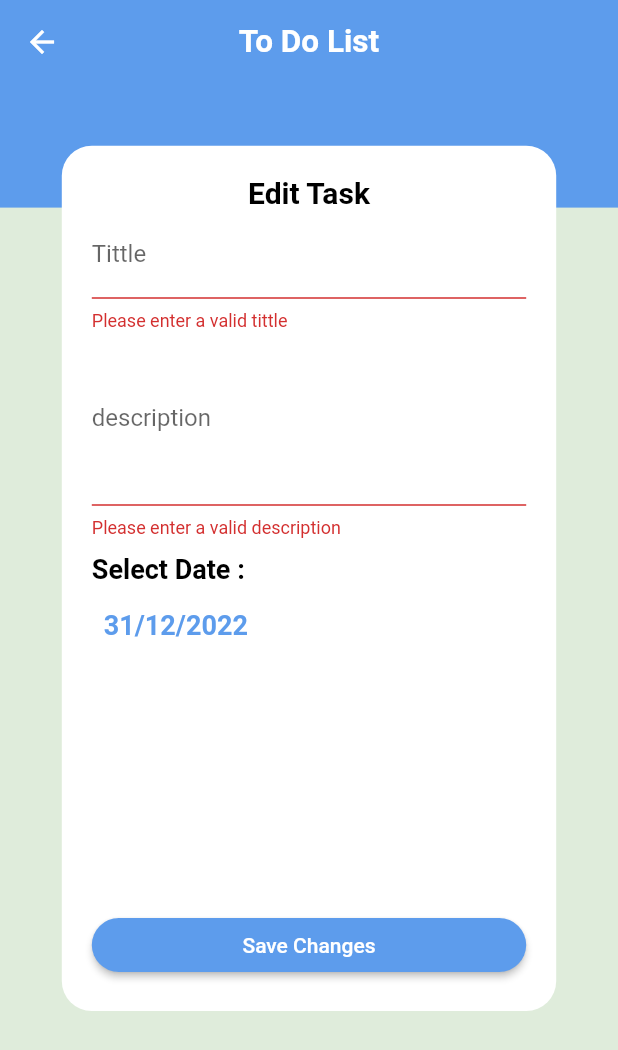
After one commit to NaghamAbdelrahman/todo, a Flutter app: the EditTaskScreen screen opened by its route, after a tap on "Save Changes", on a phone screen of 412 x 824 dp. The commit adds this screen. Shown: the top 1050 px of the screen. Run offline on Flutter 3.47's test engine with Material 2 defaults, Android fonts, the phone set to English and light mode, and no system bars; our stand-ins replace calendar_timeline, cloud_firestore, firebase_core, flutter_slidable; accounts and stored records are empty.

Commit message:
added edit task screen added isDone task

```diff
--- a/lib/database/my_database.dart
+++ b/lib/database/my_database.dart
@@ -34,8 +34,21 @@ class MyDatabase {
     return taskDoc.delete();
   }
 
-  static markAsDone(Task task) {
-    task.isDone = true;
-    getTasksCollection().doc(task.id).set(task);
+  static Future<void> restoreTask(Task task) {
+    var taskDoc = getTasksCollection().doc(task.id);
+    return taskDoc.set(task);
+  }
+
+  static Future<void> markAsDone(Task task) {
+    task.isDone = !task.isDone;
+    return getTasksCollection().doc(task.id).set(task);
+  }
+
+  static Future<void> updateTask(
+      Task task, String updateTittle, String updateDesc, DateTime newDate) {
+    task.tittle = updateTittle;
+    task.description = updateDesc;
+    task.dateTime = MyDateUtils.extractDateOnly(newDate);
+    return getTasksCollection().doc(task.id).set(task);
   }
 }
--- a/lib/main.dart
+++ b/lib/main.dart
@@ -1,5 +1,6 @@
 import 'package:firebase_core/firebase_core.dart';
 import 'package:flutter/material.dart';
+import 'package:todo/ui/edit_task_screen.dart';
 import 'package:todo/ui/home/home_screen.dart';
 import 'package:todo/ui/my_theme.dart';
 
@@ -16,8 +17,12 @@ class MyApp extends StatelessWidget {
   Widget build(BuildContext context) {
     return MaterialApp(
       theme: MyTheme.lightTheme,
-      routes: {HomeScreen.routeName: (_) => HomeScreen()},
+      routes: {
+        HomeScreen.routeName: (_) => HomeScreen(),
+        EditTaskScreen.routeName: (_) => EditTaskScreen()
+      },
       initialRoute: HomeScreen.routeName,
+      debugShowCheckedModeBanner: false,
     );
   }
 }
--- /dev/null
+++ b/lib/ui/edit_task_screen.dart
@@ -0,0 +1,178 @@
+import 'package:flutter/material.dart';
+import 'package:todo/database/my_database.dart';
+import 'package:todo/database/task.dart';
+
+import '../utils/date_utils.dart';
+
+class EditTaskScreen extends StatefulWidget {
+  static String routeName = 'editTak';
+
+  @override
+  State<EditTaskScreen> createState() => _EditTaskScreenState();
+}
+
+class _EditTaskScreenState extends State<EditTaskScreen> {
+  var formKey = GlobalKey<FormState>();
+  var tittleController = TextEditingController();
+  var descriptionController = TextEditingController();
+  var selectedDate = DateTime.now();
+  late Task task;
+
+  @override
+  void initState() {
+    // TODO: implement initState
+    super.initState();
+    WidgetsBinding.instance.addPostFrameCallback((_) {
+      task = ModalRoute.of(context)?.settings.arguments as Task;
+      tittleController.text = task.tittle;
+      descriptionController.text = task.description;
+      selectedDate = task.dateTime;
+      setState(() {});
+    });
+  }
+
+  @override
+  Widget build(BuildContext context) {
+    var screenSize = MediaQuery.of(context).size;
+
+    return Scaffold(
+      resizeToAvoidBottomInset: false,
+      appBar: AppBar(
+        title: Text('To Do List'),
+      ),
+      body: Column(
+        children: [
+          Stack(
+            children: [
+              Container(
+                height: screenSize.height * 0.1,
+                color: Theme.of(context).primaryColor,
+              ),
+              Center(
+                child: Container(
+                  height: screenSize.height * 0.7,
+                  width: screenSize.width * 0.8,
+                  margin: EdgeInsets.only(top: screenSize.height * 0.05),
+                  padding: const EdgeInsets.all(20),
+                  decoration: BoxDecoration(
+                      color: Colors.white,
+                      borderRadius: BorderRadius.circular(20)),
+                  child: Form(
+                    key: formKey,
+                    child: Column(
+                      crossAxisAlignment: CrossAxisAlignment.stretch,
+                      children: [
+                        Text(
+                          'Edit Task',
+                          textAlign: TextAlign.center,
+                          style: Theme.of(context).textTheme.headline5,
+                        ),
+                        TextFormField(
+                            validator: (input) {
+                              if (input == null || input.trim().isEmpty) {
+                                return 'Please enter a valid tittle';
+                              }
+                              return null;
+                            },
+                            controller: tittleController,
+                            decoration: InputDecoration(
+                              labelText: 'Tittle',
+                            )),
+                        TextFormField(
+                            validator: (input) {
+                              if (input == null || input.trim().isEmpty) {
+                                return 'Please enter a valid description';
+                              }
+                              return null;
+                            },
+                            controller: descriptionController,
+                            maxLines: 4,
+                            minLines: 4,
+                            decoration: InputDecoration(
+                              labelText: 'description',
+                            )),
+                        SizedBox(
+                          height: 10,
+                        ),
+                        Text(
+                          'Select Date :',
+                          style: Theme.of(context).textTheme.headline6,
+                        ),
+                        SizedBox(
+                          height: 8,
+                        ),
+                        Padding(
+                          padding: const EdgeInsets.all(8.0),
+                          child: InkWell(
+                              onTap: () {
+                                showTaskDatePicker();
+                              },
+                              child: Text(
+                                  '${MyDateUtils.formatTaskDate(selectedDate)}',
+                                  style: Theme.of(context)
+                                      .textTheme
+                                      .headline6
+                                      ?.copyWith(
+                                          color:
+                                              Theme.of(context).primaryColor))),
+                        ),
+                        Spacer(),
+                        ElevatedButton(
+                            onPressed: () {
+                              updateTask();
+                            },
+                            child: Text('Save Changes'),
+                            style: ButtonStyle(
+                              shape: MaterialStateProperty.all<
+                                      RoundedRectangleBorder>(
+                                  RoundedRectangleBorder(
+                                borderRadius: BorderRadius.circular(18.0),
+                              )),
+                              backgroundColor: MaterialStateProperty.all(
+                                  Theme.of(context).primaryColor),
+                            ))
+                      ],
+                    ),
+                  ),
+                ),
+              ),
+            ],
+          )
+        ],
+      ),
+    );
+  }
+
+  void showTaskDatePicker() async {
+    var userSelectedDate = await showDatePicker(
+        context: context,
+        initialDate: selectedDate,
+        firstDate: DateTime.now(),
+        lastDate: DateTime.now().add(Duration(days: 365)),
+        builder: (context, child) {
+          return Theme(
+            data: Theme.of(context).copyWith(
+              colorScheme: ColorScheme.light(
+                primary: Theme.of(context).primaryColor,
+              ),
+            ),
+            child: child!,
+          );
+        });
+    if (userSelectedDate == null) {
+      return;
+    }
+    setState(() {
+      selectedDate = userSelectedDate;
+    });
+  }
+
+  void updateTask() async {
+    if (formKey.currentState?.validate() == false) {
+      return;
+    }
+    await MyDatabase.updateTask(
+        task, tittleController.text, descriptionController.text, selectedDate);
+    Navigator.pop(context);
+  }
+}
--- a/lib/ui/home/tasks_list/task_item.dart
+++ b/lib/ui/home/tasks_list/task_item.dart
@@ -2,6 +2,7 @@ import 'package:flutter/material.dart';
 import 'package:flutter_slidable/flutter_slidable.dart';
 import 'package:todo/database/my_database.dart';
 import 'package:todo/database/task.dart';
+import 'package:todo/ui/edit_task_screen.dart';
 import 'package:todo/ui/my_theme.dart';
 import 'package:todo/utils/dialog_utils.dart';
 
@@ -17,7 +18,12 @@ class TaskItem extends StatefulWidget {
 class _TaskItemState extends State<TaskItem> {
   @override
   Widget build(BuildContext context) {
-    return Container(
+    return InkWell(
+      onTap: () {
+        Navigator.pushNamed(context, EditTaskScreen.routeName,
+            arguments: widget.task);
+      },
+      child: Container(
         margin: EdgeInsets.symmetric(vertical: 8, horizontal: 12),
         decoration: BoxDecoration(
             borderRadius: BorderRadius.circular(20), color: Colors.red),
@@ -78,8 +84,8 @@ class _TaskItemState extends State<TaskItem> {
                   width: 8,
                 ),
                 InkWell(
-                onTap: () {
-                  MyDatabase.markAsDone(widget.task);
+                  onTap: () async {
+                    await MyDatabase.markAsDone(widget.task);
                     setState(() {});
                   },
                   child: widget.task.isDone == false
@@ -106,6 +112,7 @@ class _TaskItemState extends State<TaskItem> {
             ),
           ),
         ),
+      ),
     );
   }
 
@@ -117,9 +124,12 @@ class _TaskItemState extends State<TaskItem> {
       posAction: () async {
         //     DialogUtils.showProgressDialog(context, 'Loading...');
         await MyDatabase.deleteTask(widget.task);
-        //   DialogUtils.hideDialog(context);
-        // DialogUtils.showMessageDialog(context, 'Task deleted successfully',
-        //   posActionTittle: 'Ok', negActionTittle: 'Undo', negAction: () {});
+        DialogUtils.hideDialog(context);
+        DialogUtils.showMessageDialog(context, 'Task deleted successfully',
+            posActionTittle: 'Ok',
+            negActionTittle: 'Undo', negAction: () async {
+          await MyDatabase.restoreTask(widget.task);
+        });
       },
       negActionTittle: 'Cancel',
     );
--- a/lib/ui/my_theme.dart
+++ b/lib/ui/my_theme.dart
@@ -8,6 +8,7 @@ class MyTheme {
   static final lightTheme = ThemeData(
     primaryColor: lightPrimary,
     appBarTheme: const AppBarTheme(
+      elevation: 0,
       color: lightPrimary,
       titleTextStyle: TextStyle(fontSize: 21, fontWeight: FontWeight.bold),
       centerTitle: true,
```
Also changed, not shown: 2 other files. Lines whose indentation alone changed are shown as unchanged.
